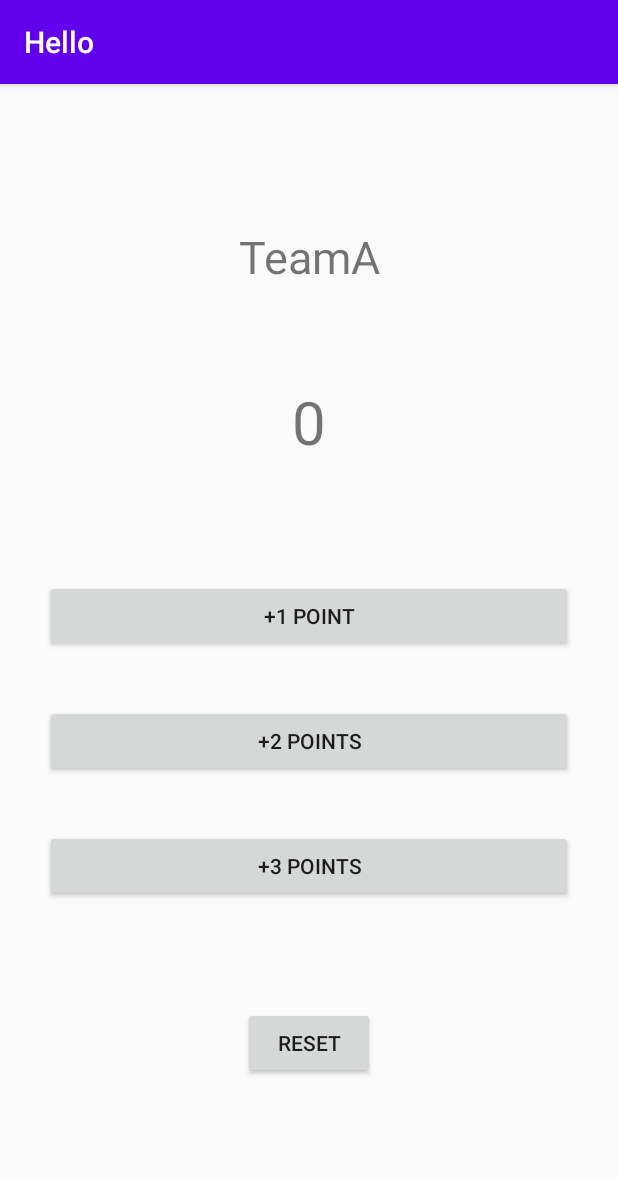
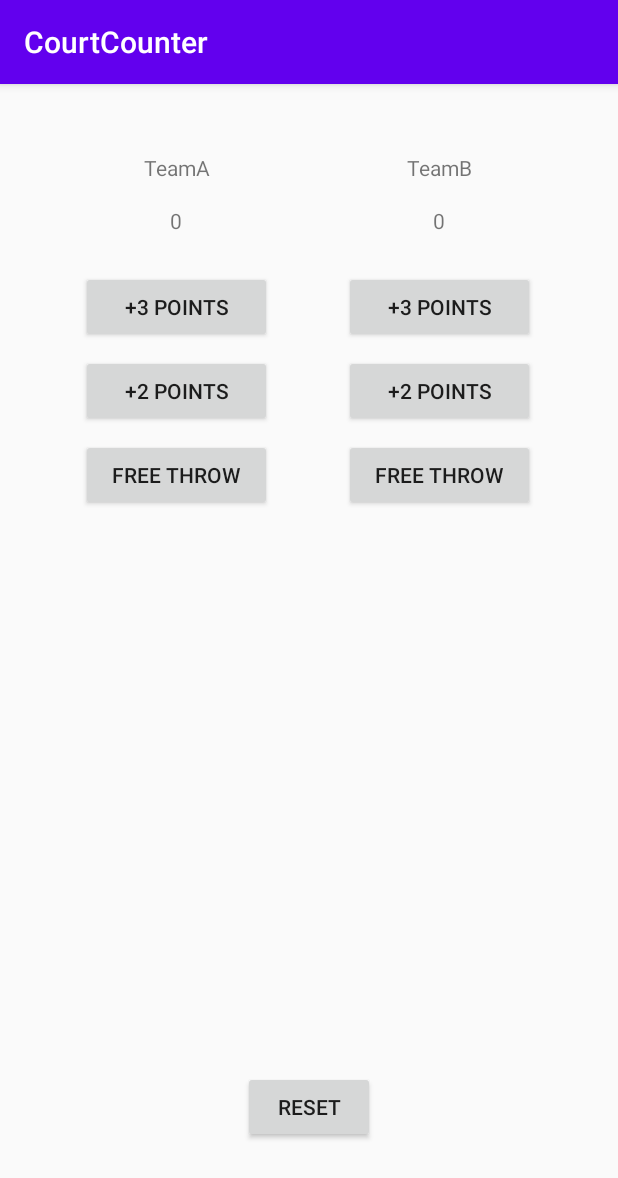
Before and after one commit to Lihuiyun-shuqi/FirstApp2020, an Android app: the screen it shows after launch (MainActivity), after a tap on "RESET", on a phone screen of 412 x 824 dp. Shown: the top 1178 px of the screen. Run offline under Robolectric (Android 15) with nearby library versions, the phone set to English and light mode, and no system bars; 3 other taps on this screen came first.

Commit message:
改进的对两队进行的计分器（使用ConstraintLayout中包含一个LinearLayout（horizontal）和RESET按钮，该LinearLayout（horizontal）中又包含两个LinearLayout（vertical）的方式，使得布局更加合理）

```diff
--- a/app/src/main/java/com/swufe/firstapp/MainActivity.java
+++ b/app/src/main/java/com/swufe/firstapp/MainActivity.java
@@ -1,52 +1,54 @@
 package com.swufe.firstapp;
 
+import android.os.Bundle;
 import android.support.v7.app.AppCompatActivity;
-import android.os.Bundle;
-import android.util.Log;
 import android.view.View;
-import android.widget.Button;
-import android.widget.EditText;
 import android.widget.TextView;
 
 public class MainActivity extends AppCompatActivity {
-    TextView out;
-    //EditText edit;
+    TextView out1,out2;
     @Override
     protected void onCreate(Bundle savedInstanceState) {
         super.onCreate(savedInstanceState);
         setContentView(R.layout.activity_main);
-        /*
-        //获取控件 out
-        TextView outobj = findViewById(R.id.textView);
-        outobj.setText("Hello");
-        //Log.i( tag:"loading",  msg:"onCreate: msg......");
 
-        EditText edit = (EditText)findViewById(R.id.editTextTextPersonName);
-        String str = edit.getText().toString();*/
-        out = (TextView) findViewById(R.id.textView6);
-        //edit = (EditText)findViewById(R.id.editTextNumberDecimal);
+        out1 = (TextView)findViewById(R.id.textView2);
+        out2 = (TextView)findViewById(R.id.textView4);
     }
-    public void btna(View v){
-        int score = Integer.parseInt(out.getText().toString());
-        int t = score + 1;
-        String str = String.valueOf(t);
-        out.setText(str);
+
+    public void btn(View btn){
+        int score1 = Integer.parseInt(out1.getText().toString());
+        int score2 = Integer.parseInt(out2.getText().toString());
+        if(btn.getId()==R.id.button1){
+            int t = score1 + 3;
+            String str = String.valueOf(t);
+            out1.setText(str);
+        }else if(btn.getId()==R.id.button2){
+            int t = score1 + 2;
+            String str = String.valueOf(t);
+            out1.setText(str);
+        }else if(btn.getId()==R.id.button3){
+            int t = score1 + 1;
+            String str = String.valueOf(t);
+            out1.setText(str);
+        }else if(btn.getId()==R.id.button4){
+            int t = score2 + 3;
+            String str = String.valueOf(t);
+            out2.setText(str);
+        }else if(btn.getId()==R.id.button5){
+            int t = score2 + 2;
+            String str = String.valueOf(t);
+            out2.setText(str);
+        }else if(btn.getId()==R.id.button6){
+            int t = score2 + 1;
+            String str = String.valueOf(t);
+            out2.setText(str);
+        }else if(btn.getId()==R.id.button7){
+            int t = 0;
+            String str = String.valueOf(t);
+            out1.setText(str);
+            out2.setText(str);
+        }
     }
-    public void btnb(View v){
-        int score = Integer.parseInt(out.getText().toString());
-        int t = score + 2;
-        String str = String.valueOf(t);
-        out.setText(str);
-    }
-    public void btnc(View v){
-        int score = Integer.parseInt(out.getText().toString());
-        int t = score + 3;
-        String str = String.valueOf(t);
-        out.setText(str);
-    }
-    public void reset(View v){
-        int t = 0;
-        String str = String.valueOf(t);
-        out.setText(str);
-    }
+
 }
--- a/app/src/main/res/layout/activity_main.xml
+++ b/app/src/main/res/layout/activity_main.xml
@@ -1,62 +1,137 @@
 <?xml version="1.0" encoding="utf-8"?>
-<LinearLayout xmlns:android="http://schemas.android.com/apk/res/android"
+<android.support.constraint.ConstraintLayout xmlns:android="http://schemas.android.com/apk/res/android"
     xmlns:app="http://schemas.android.com/apk/res-auto"
     xmlns:tools="http://schemas.android.com/tools"
+    android:id="@+id/linearLayout"
     android:layout_width="match_parent"
     android:layout_height="match_parent"
     android:orientation="vertical"
     android:padding="30dp"
-    tools:context=".MainActivity">
+    tools:context=".MainActivity" >
+
+    <LinearLayout
+        android:layout_width="match_parent"
+        android:layout_height="match_parent"
+        android:layout_marginTop="16dp"
+        android:layout_marginBottom="45dp"
+        android:orientation="horizontal"
+        app:layout_constraintBottom_toBottomOf="parent"
+        app:layout_constraintEnd_toEndOf="parent"
+        app:layout_constraintStart_toStartOf="parent"
+        app:layout_constraintTop_toTopOf="parent">
+
+        <LinearLayout
+            android:layout_width="175dp"
+            android:layout_height="match_parent"
+            android:orientation="vertical">
 
             <TextView
-        android:id="@+id/textView5"
+                android:id="@+id/textView1"
                 android:layout_width="match_parent"
-        android:layout_height="100dp"
+                android:layout_height="wrap_content"
+                android:layout_marginBottom="16dp"
                 android:gravity="center"
-        android:textSize="30sp"
-        android:layout_marginTop="35dp"
-        android:layout_marginBottom="20dp"
-        android:text="@string/textView5" />
+                android:text="@string/textview1" />
 
             <TextView
-        android:id="@+id/textView6"
+                android:id="@+id/textView2"
                 android:layout_width="match_parent"
-        android:layout_height="80dp"
+                android:layout_height="wrap_content"
+                android:layout_marginBottom="24dp"
                 android:gravity="center"
-        android:textSize="40sp"
-        android:layout_marginBottom="65dp"
-        android:text="0"/>
+                android:text="0" />
 
             <Button
-        android:id="@+id/buttona"
+                android:id="@+id/button1"
                 android:layout_width="match_parent"
                 android:layout_height="wrap_content"
-        android:layout_marginBottom="35dp"
-        android:text="@string/buttona"
-        android:onClick="btna"/>
+                android:layout_marginLeft="24dp"
+                android:layout_marginRight="24dp"
+                android:layout_marginBottom="8dp"
+                android:onClick="btn"
+                android:text="@string/button1" />
 
             <Button
-        android:id="@+id/buttonb"
+                android:id="@+id/button2"
                 android:layout_width="match_parent"
                 android:layout_height="wrap_content"
-        android:layout_marginBottom="35dp"
-        android:text="@string/buttonb"
-        android:onClick="btnb"/>
+                android:layout_marginLeft="24dp"
+                android:layout_marginRight="24dp"
+                android:layout_marginBottom="8dp"
+                android:onClick="btn"
+                android:text="@string/button2" />
 
             <Button
-        android:id="@+id/buttonc"
+                android:id="@+id/button3"
                 android:layout_width="match_parent"
                 android:layout_height="wrap_content"
-        android:layout_marginBottom="70dp"
-        android:text="@string/buttonc"
-        android:onClick="btnc"/>
+                android:layout_marginLeft="24dp"
+                android:layout_marginRight="24dp"
+                android:onClick="btn"
+                android:text="@string/button3" />
+        </LinearLayout>
+
+        <LinearLayout
+            android:layout_width="175dp"
+            android:layout_height="match_parent"
+            android:orientation="vertical">
+
+            <TextView
+                android:id="@+id/textView3"
+                android:layout_width="match_parent"
+                android:layout_height="wrap_content"
+                android:layout_marginBottom="16dp"
+                android:gravity="center"
+                android:text="@string/textview3" />
+
+            <TextView
+                android:id="@+id/textView4"
+                android:layout_width="match_parent"
+                android:layout_height="wrap_content"
+                android:layout_marginBottom="24dp"
+                android:gravity="center"
+                android:text="0" />
 
             <Button
-        android:id="@+id/buttond"
+                android:id="@+id/button4"
+                android:layout_width="match_parent"
+                android:layout_height="wrap_content"
+                android:layout_marginLeft="24dp"
+                android:layout_marginRight="24dp"
+                android:layout_marginBottom="8dp"
+                android:onClick="btn"
+                android:text="@string/button4" />
+
+            <Button
+                android:id="@+id/button5"
+                android:layout_width="match_parent"
+                android:layout_height="wrap_content"
+                android:layout_marginLeft="24dp"
+                android:layout_marginRight="24dp"
+                android:layout_marginBottom="8dp"
+                android:onClick="btn"
+                android:text="@string/button5" />
+
+            <Button
+                android:id="@+id/button6"
+                android:layout_width="match_parent"
+                android:layout_height="wrap_content"
+                android:layout_marginLeft="24dp"
+                android:layout_marginRight="24dp"
+                android:onClick="btn"
+                android:text="@string/button6" />
+        </LinearLayout>
+
+    </LinearLayout>
+
+    <Button
+        android:id="@+id/button7"
         android:layout_width="wrap_content"
         android:layout_height="wrap_content"
-        android:layout_gravity="center"
-        android:text="@string/buttond"
-        android:onClick="reset"/>
-
-</LinearLayout>
+        android:layout_marginBottom="32dp"
+        android:onClick="btn"
+        android:text="@string/button7"
+        app:layout_constraintBottom_toBottomOf="parent"
+        app:layout_constraintEnd_toEndOf="parent"
+        app:layout_constraintStart_toStartOf="parent" />
+</android.support.constraint.ConstraintLayout>
--- a/app/src/main/res/values/strings.xml
+++ b/app/src/main/res/values/strings.xml
@@ -1,8 +1,12 @@
 <resources>
-    <string name="app_name">Hello</string>
-    <string name="textView5">TeamA</string>
-    <string name="buttona">+1 POINT</string>
-    <string name="buttonb">+2 POINTS</string>
-    <string name="buttonc">+3 POINTS</string>
-    <string name="buttond">RESET</string>
+    <string name="app_name">CourtCounter</string>
+    <string name="textview1">TeamA</string>
+    <string name="textview3">TeamB</string>
+    <string name="button1">+3 POINTS</string>
+    <string name="button2">+2 POINTS</string>
+    <string name="button3">FREE THROW</string>
+    <string name="button6">FREE THROW</string>
+    <string name="button4">+3 POINTS</string>
+    <string name="button5">+2 POINTS</string>
+    <string name="button7">RESET</string>
 </resources>
```
Lines whose indentation alone changed are shown as unchanged.
